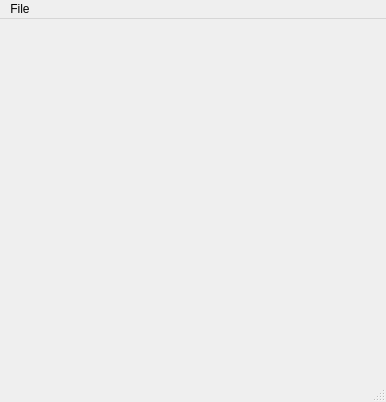
The window that srcs/ui/MainWindow.ui (noctuelles/gbemu) describes before a commit, drawn with Qt 5.
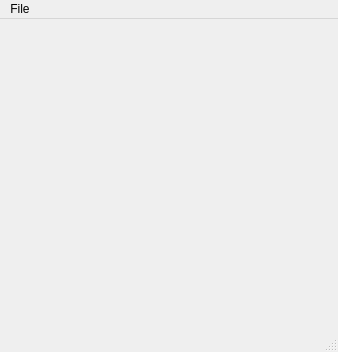
The same window after the commit.

What changed in the file:
```diff
--- a/srcs/ui/MainWindow.ui
+++ b/srcs/ui/MainWindow.ui
@@ -6,10 +6,22 @@
    <rect>
     <x>0</x>
     <y>0</y>
-    <width>386</width>
-    <height>402</height>
+    <width>338</width>
+    <height>352</height>
    </rect>
   </property>
+  <property name="sizePolicy">
+   <sizepolicy hsizetype="Preferred" vsizetype="Preferred">
+    <horstretch>0</horstretch>
+    <verstretch>0</verstretch>
+   </sizepolicy>
+  </property>
+  <property name="maximumSize">
+   <size>
+    <width>338</width>
+    <height>352</height>
+   </size>
+  </property>
   <property name="windowTitle">
    <string>GbEmu</string>
   </property>
@@ -21,7 +33,7 @@
     <rect>
      <x>0</x>
      <y>0</y>
-     <width>386</width>
+     <width>338</width>
      <height>23</height>
     </rect>
    </property>
```
Left out of the diff: 22 changed lines with no effect on the pictures.
